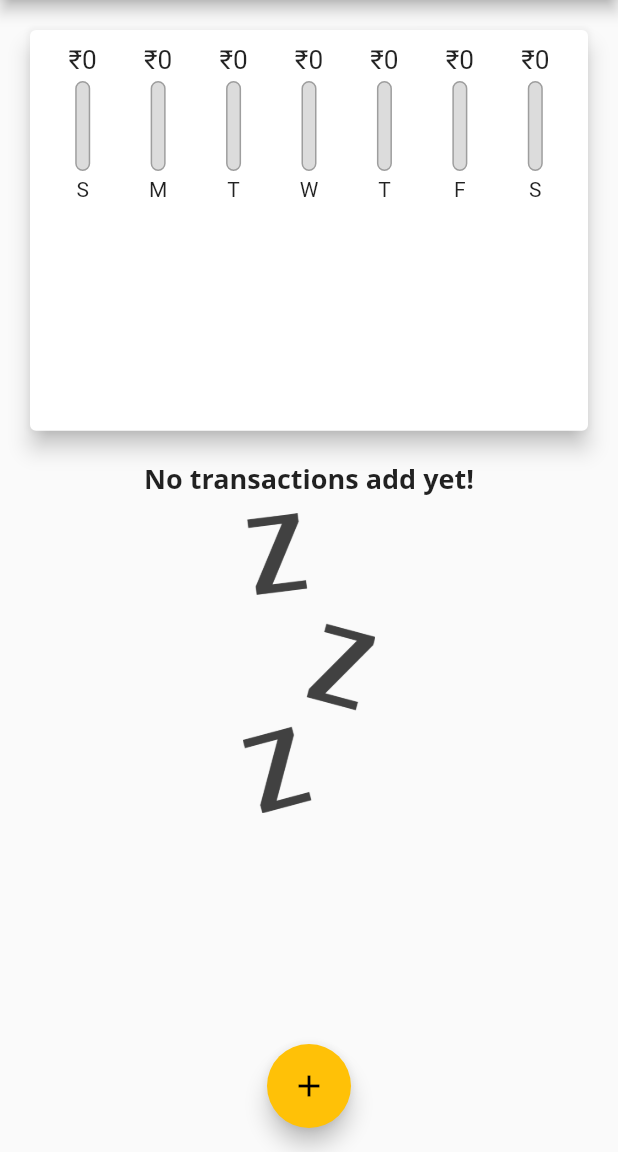
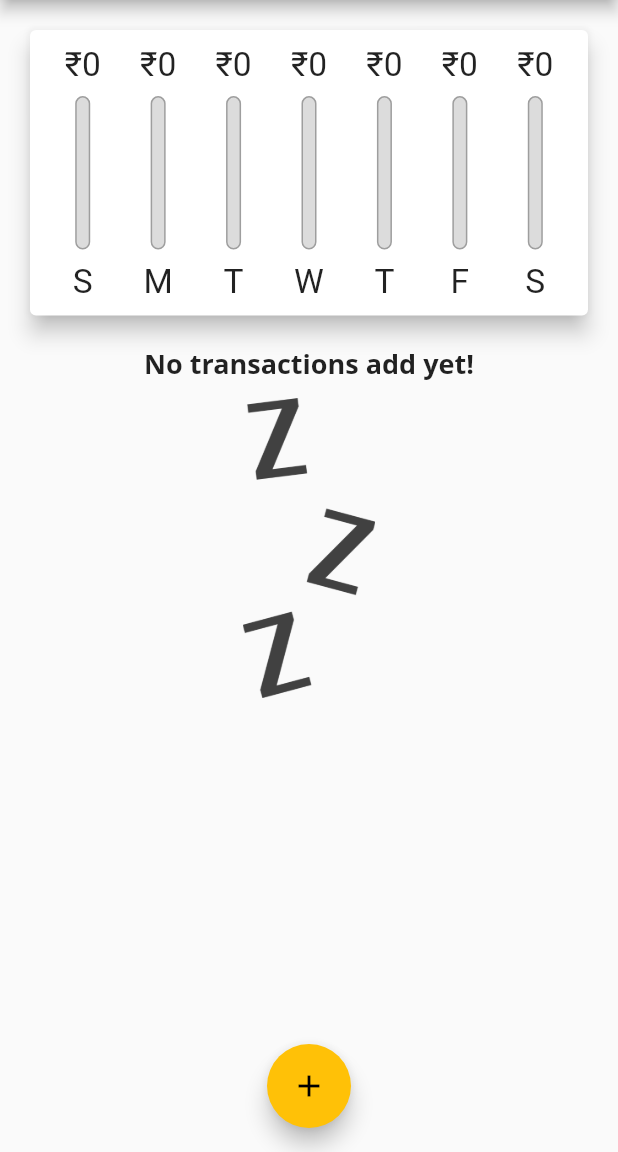
Before and after one commit to Rakesh-swain/Personal_Expenses_App, a Flutter app: the screen it shows after launch, on a phone screen of 412 x 824 dp, the part 84-1236 px from its top. Run offline on Flutter 3.47's test engine with Material 2 defaults, Android fonts, the phone set to English and light mode, and no system bars; Roboto replaces fonts that are missing (Open Sans).

Commit message:
use layoutbuilder widget

```diff
--- a/lib/main.dart
+++ b/lib/main.dart
@@ -121,14 +121,14 @@ class _MyHomePageState extends State<MyHomePage> {
                 height: (MediaQuery.of(context).size.height -
                         appBar.preferredSize.height -
                         MediaQuery.of(context).padding.top) *
-                    0.4,
+                    0.3,
                 child: Chart(_recentTransaction),
               ),
               Container(
                 height: (MediaQuery.of(context).size.height -
                         appBar.preferredSize.height -
                         MediaQuery.of(context).padding.top) *
-                    0.6,
+                    0.7,
                 child: TransactionList(_userTransaction, _deleteTransaction),
               ),
               // ignore: prefer_const_literals_to_create_immutables
--- a/lib/widgets/chart_bar.dart
+++ b/lib/widgets/chart_bar.dart
@@ -10,17 +10,19 @@ class ChartBar extends StatelessWidget {
   ChartBar(this.label, this.spendingAmount, this.spendingPctOfTotal);
   @override
   Widget build(BuildContext context) {
+    return LayoutBuilder(
+      builder: (ctx, constraints) {
         return Column(
           children: [
             Container(
-            height: 20,
+                height: constraints.maxHeight * 0.15,
                 child: FittedBox(
                     child: Text('₹${spendingAmount.toStringAsFixed(0)}'))),
-        const SizedBox(
-          height: 4,
+            SizedBox(
+              height: constraints.maxHeight * 0.05,
             ),
             Container(
-          height: 60,
+              height: constraints.maxHeight * 0.6,
               width: 10,
               child: Stack(children: [
                 Container(
@@ -42,10 +44,14 @@ class ChartBar extends StatelessWidget {
               ]),
             ),
             SizedBox(
-          height: 4,
+              height: constraints.maxHeight * 0.05,
             ),
-        Text(label),
+            Container(
+                height: constraints.maxHeight * 0.15,
+                child: FittedBox(child: Text(label))),
           ],
+        );
+      },
     );
   }
 }
```
Lines whose indentation alone changed are shown as unchanged.
